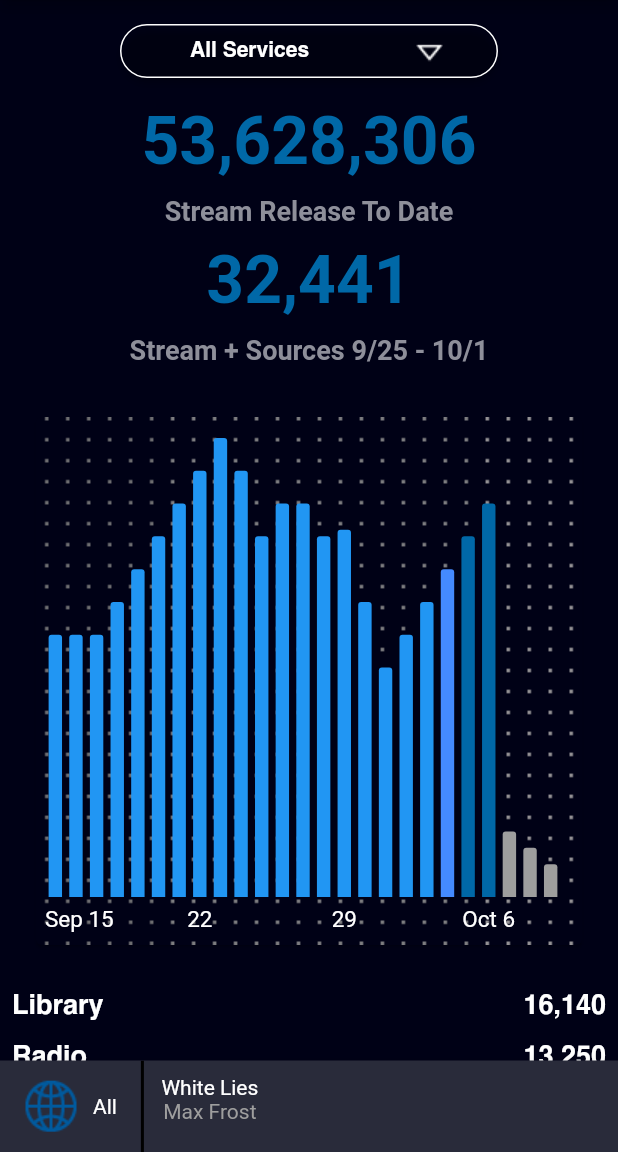
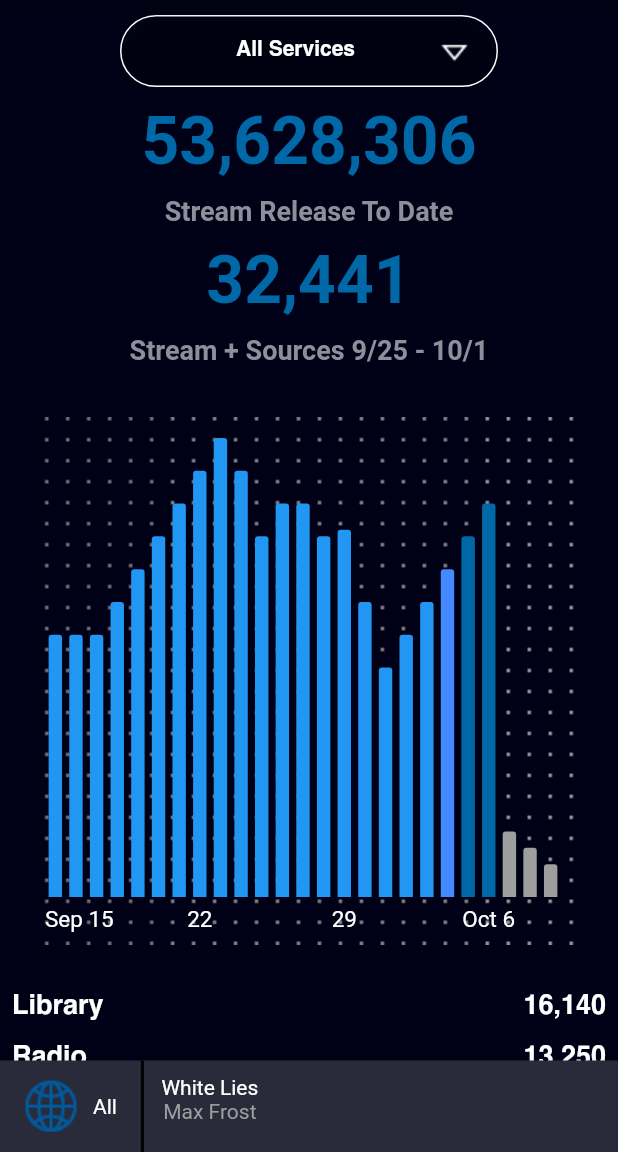
Before and after one commit to rs00332862/WMG_Demo, a Flutter app: the screen it shows after launch, on a phone screen of 412 x 824 dp, the part 84-1236 px from its top. Run offline on Flutter 3.47's test engine with Material 2 defaults, Android fonts, the phone set to English and light mode, and no system bars; our stand-ins replace charts_flutter, page_transition.

Commit message:
Made changes to fix the alignment of 'All Services' drop down label

```diff
--- a/lib/track_streaming.dart
+++ b/lib/track_streaming.dart
@@ -182,10 +182,9 @@ class _TrackStreamingState extends State<TrackStreaming> {
           Padding(
             padding: const EdgeInsets.fromLTRB(80, 10, 80, 0),
             child: Container(
-                //width: 210,
                 child: RaisedButton(
                     shape: RoundedRectangleBorder(
-                        borderRadius: BorderRadius.circular(18.0),
+                        borderRadius: BorderRadius.circular(30.0),
                         side: BorderSide(color: Colors.white)),
                     onPressed: () {},
                     textColor: Colors.white,
@@ -193,23 +192,17 @@ class _TrackStreamingState extends State<TrackStreaming> {
                     splashColor: kCountryListPageBackgroundGrey,
                     padding: EdgeInsets.fromLTRB(5, 0, 5, 0),
                     child: Padding(
-                        padding: EdgeInsets.fromLTRB(0, 0, 0, 0),
-                        child: Row(
-                          mainAxisAlignment: MainAxisAlignment.spaceAround,
-                          crossAxisAlignment: CrossAxisAlignment.center,
-                          children: <Widget>[
-                            Container(
-                              color: Colors.transparent,
-                              padding: EdgeInsets.fromLTRB(10, 4, 4, 4),
-                              child: Text('All Services',
-                                  style: kPageBodyTextBoldWhite()),
-                            ),
-                            Padding(
-                              padding: EdgeInsets.fromLTRB(4, 0, 0, 0),
-                              child: Image.asset('images/drop-down.png'),
-                            ),
-                          ],
-                        )
+                      padding: EdgeInsets.fromLTRB(30, 0, 0, 0),
+                      child: TextField(
+                        enabled: false,
+                        textAlign: TextAlign.center,
+                        decoration: InputDecoration(
+                            suffixIcon: Image.asset('images/drop-down.png'),
+                            border: InputBorder.none,
+                            hintText: 'All Services',
+                            enabled: false,
+                            hintStyle: kPageBodyTextBoldWhite()),
+                      ),
                     )
                 )
             ),
```
